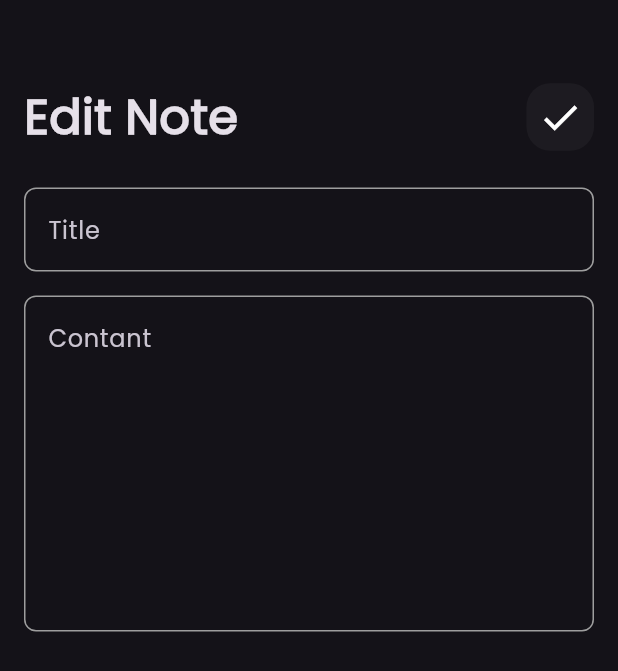
After one commit to Toka-Fayez/note_app, a Flutter app: the EditNoteView screen opened directly, on a phone screen of 412 x 824 dp. The commit adds this screen. Shown: the top 671 px of the screen. Run offline on Flutter 3.47's test engine with Material 3 defaults, Android fonts, the phone set to English and light mode, and no system bars; our stand-ins replace font_awesome_flutter.

Commit message:
edit NoteView&UI done

```diff
--- a/lib/main.dart
+++ b/lib/main.dart
@@ -1,4 +1,5 @@
 import 'package:flutter/material.dart';
+import 'package:noteapp/views/edit_note_view.dart';
 import 'package:noteapp/views/note_view.dart';
 
 //import 'package:font_awesome_flutter/font_awesome_flutter.dart';
@@ -14,7 +15,7 @@ class Notes_App extends StatelessWidget {
     return MaterialApp(
       debugShowCheckedModeBanner: false,
       theme: ThemeData(brightness: Brightness.dark, fontFamily: 'Poppins'),
-      home: NoteAppView(),
+      home: const NoteAppView(),
     );
   }
 }
--- /dev/null
+++ b/lib/views/edit_note_view.dart
@@ -0,0 +1,15 @@
+import 'package:flutter/material.dart';
+import 'package:noteapp/widgets/custom_appBar.dart';
+import 'package:noteapp/widgets/customtextfield.dart';
+import 'package:noteapp/widgets/edit_note_view_body.dart';
+
+class EditNoteView extends StatelessWidget {
+  const EditNoteView({super.key});
+
+  @override
+  Widget build(BuildContext context) {
+    return const Scaffold(
+      body: EditNoteViewBody(),
+    );
+  }
+}
--- a/lib/views/note_view.dart
+++ b/lib/views/note_view.dart
@@ -15,7 +15,7 @@ class NoteAppView extends StatelessWidget {
           showModalBottomSheet(
               context: context,
               builder: (context) {
-                return CustomShowModelBottom();
+                return const CustomShowModelBottom();
               });
         },
         child: const Icon(
@@ -23,7 +23,8 @@ class NoteAppView extends StatelessWidget {
           color: Colors.black,
         ),
       ),
-      body: const Note_View_Body(),
+ body: const Note_View_Body(),
+
     );
   }
 }
--- a/lib/widgets/add_note_bottom_sheet.dart
+++ b/lib/widgets/add_note_bottom_sheet.dart
@@ -13,7 +13,7 @@ class AddNoteBottomSheet extends StatelessWidget {
         color: KPrimaryColor,
         borderRadius: BorderRadius.circular(10),
       ),
-      child: Center(
+      child: const Center(
         child: Text(
           "Add",
           style: TextStyle(
--- a/lib/widgets/custom_appBar.dart
+++ b/lib/widgets/custom_appBar.dart
@@ -3,26 +3,28 @@ import 'package:noteapp/widgets/custom_search_button.dart';
 
 class Custom_Appbar extends StatelessWidget {
   const Custom_Appbar({
-    super.key,
+   required this.title,
+    super.key, required this.icon,
   });
-
+   final IconData icon;
+  final String title;
   @override
   Widget build(BuildContext context) {
-    return const Padding(
-      padding: EdgeInsets.only(
+    return  Padding(
+      padding: const EdgeInsets.only(
         top: 55,
       ),
       child: Row(
         mainAxisAlignment: MainAxisAlignment.spaceBetween,
         children: [
           Text(
-            "Notes",
-            style: TextStyle(
+            title,
+            style: const TextStyle(
               fontSize: 32,
               fontWeight: FontWeight.bold,
             ),
           ),
-          Custom_SearchButton()
+          Custom_SearchButton(myIcon: icon)
         ],
       ),
     );
--- a/lib/widgets/custom_search_button.dart
+++ b/lib/widgets/custom_search_button.dart
@@ -3,9 +3,9 @@ import 'package:flutter/material.dart';
 
 class Custom_SearchButton extends StatelessWidget {
   const Custom_SearchButton({
-    super.key,
+    super.key, required this.myIcon,
   });
-
+ final IconData myIcon;
   @override
   Widget build(BuildContext context) {
     return Container(
@@ -15,8 +15,8 @@ class Custom_SearchButton extends StatelessWidget {
         color: const Color.fromARGB(10, 255, 255, 255),
         borderRadius: BorderRadius.circular(16),
       ),
-      child: const Icon(
-        Icons.search,
+      child:  Icon(
+        myIcon,
         size: 30,
       ),
     );
--- a/lib/widgets/custom_show_model_bottom.dart
+++ b/lib/widgets/custom_show_model_bottom.dart
@@ -10,8 +10,8 @@ class CustomShowModelBottom extends StatelessWidget {
     return Padding(
       padding: const EdgeInsets.only(top: 16.0),
       child: Container(
-        child: Padding(
-          padding: const EdgeInsets.all(16.0),
+        child: const Padding(
+          padding: EdgeInsets.all(16.0),
           child: SingleChildScrollView(
             child: Column(
               children: [
--- a/lib/widgets/customtextfield.dart
+++ b/lib/widgets/customtextfield.dart
@@ -1,9 +1,9 @@
 import 'package:flutter/material.dart';
 
 class CustomTextField extends StatelessWidget {
-  CustomTextField({required this.hint, this.maxLines = 1});
-  String hint;
-  int maxLines;
+ const CustomTextField({super.key, required this.hint, this.maxLines = 1});
+  final String hint;
+ final int maxLines;
   @override
   Widget build(BuildContext context) {
     return TextField(
@@ -17,9 +17,10 @@ class CustomTextField extends StatelessWidget {
   }
 }
 
+// ignore: non_constant_identifier_names
 OutlineInputBorder Border() {
   return OutlineInputBorder(
     borderRadius: BorderRadius.circular(8),
-    borderSide: BorderSide(color: Colors.grey, width: 1),
+    borderSide: const BorderSide(color: Colors.grey, width: 1),
   );
 }
--- /dev/null
+++ b/lib/widgets/edit_note_view_body.dart
@@ -0,0 +1,38 @@
+
+import 'package:flutter/material.dart';
+import 'package:noteapp/widgets/custom_appBar.dart';
+import 'package:noteapp/widgets/customtextfield.dart';
+
+class EditNoteViewBody extends StatelessWidget {
+  const EditNoteViewBody({
+    super.key,
+  });
+
+  @override
+  Widget build(BuildContext context) {
+    return const Padding(
+      padding: EdgeInsets.symmetric(horizontal: 16.0),
+      child: Column(
+        children: [
+      Custom_Appbar(
+      title: 'Edit Note',
+      icon: Icons.done,
+    ),
+          SizedBox(
+            height: 24,
+          ),
+          CustomTextField(
+            hint: 'Title',
+          ),
+          SizedBox(
+            height: 16,
+          ),
+          CustomTextField(
+            hint: 'Contant',
+            maxLines: 8,
+          ),
+        ],
+      ),
+    );
+  }
+}
--- a/lib/widgets/list_view_note.dart
+++ b/lib/widgets/list_view_note.dart
@@ -13,7 +13,7 @@ class ListViewNote extends StatelessWidget {
       child: ListView.builder(
         padding: EdgeInsets.zero,
         itemBuilder: (context, index) {
-          return Note_Item();
+          return const Note_Item();
         },
       ),
     );
```
Also changed, not shown: lib/widgets/note_view_body.dart (+18 -3 lines).
